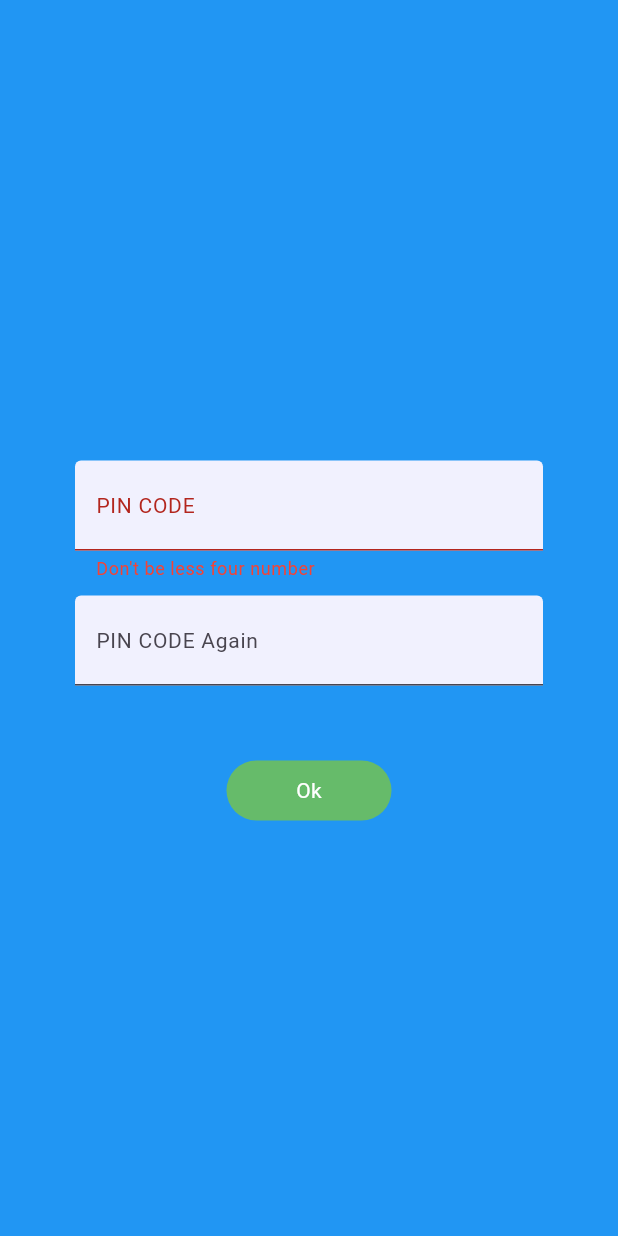
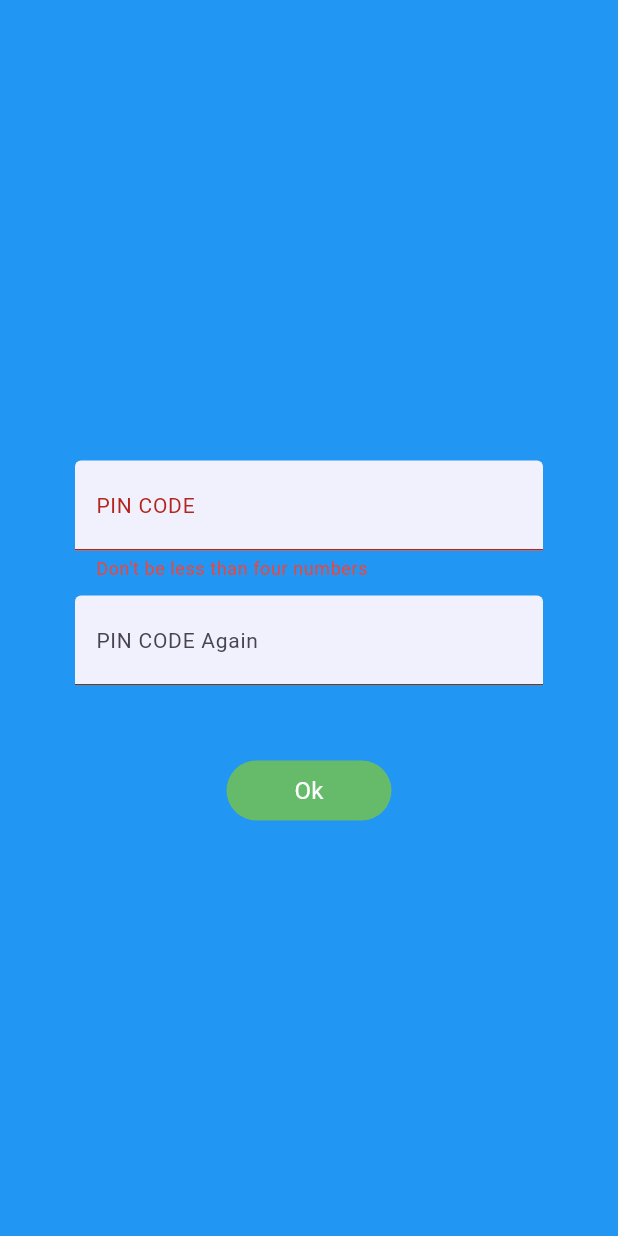
Before and after one commit to Tursunali008/amaliyot-main, a Flutter app: the screen it shows after launch, after a tap on "Ok", on a phone screen of 412 x 824 dp. Run offline on Flutter 3.47's test engine with Material 3 defaults, Android fonts, the phone set to English and light mode, and no system bars; drawn by our look-alikes of zoom_tap_animation; our stand-ins replace flutter_colorpicker, shared_preferences.

Commit message:
uptimallasgan varianti

```diff
--- a/lib/main.dart
+++ b/lib/main.dart
@@ -1,4 +1,5 @@
 import 'package:amaliyot/utils/app_constant.dart';
+import 'package:amaliyot/utils/preferences.dart';
 import 'package:amaliyot/view/screens/pin_code_page.dart';
 import 'package:flutter/material.dart';
 
@@ -14,34 +15,51 @@ class MyApp extends StatefulWidget {
 }
 
 class _MyAppState extends State<MyApp> {
-  void toggleThemeMode(bool value) {
+  @override
+  void initState() {
+    super.initState();
+    _initializePreferences();
+  }
+
+  Future<void> _initializePreferences() async {
+    WidgetsFlutterBinding.ensureInitialized();
+    AppConstants.themeMode =
+        await Preferences.getTheme() ? ThemeMode.dark : ThemeMode.light;
+    AppConstants.appBarColor = await Preferences.getAppBarColor();
+    AppConstants.fontSize = await Preferences.getFontSize();
+    AppConstants.textColor = await Preferences.getTextColor();
+    AppConstants.images = await Preferences.getImages();
+    setState(() {});
+  }
+
+  void toggleThemeMode(bool value) async {
+    await Preferences.setTheme(value);
     AppConstants.themeMode = value ? ThemeMode.dark : ThemeMode.light;
     setState(() {});
   }
 
-  void backgroundImage(String imageUrl) {
-    setState(
-      () {
-        if (imageUrl.trim().isNotEmpty) {
-          AppConstants.images = imageUrl;
-          setState(() {});
-        }
-      },
-    );
+  void backgroundImage(String imageUrl) async {
+    if (imageUrl.trim().isNotEmpty) {
+      await Preferences.setImages(imageUrl);
+      AppConstants.images = imageUrl;
+      setState(() {});
+    }
   }
 
-  void appBarColor(Color appBarStayle) {
-    AppConstants.appBarColor = appBarStayle;
+  void appBarColor(Color appBarStyle) async {
+    await Preferences.setAppBarColor(appBarStyle);
+    AppConstants.appBarColor = appBarStyle;
     setState(() {});
   }
 
-  void fontSize(double textFontSize) {
-    print(textFontSize);
+  void fontSize(double textFontSize) async {
+    await Preferences.setFontSize(textFontSize);
     AppConstants.fontSize = textFontSize;
     setState(() {});
   }
 
-  void textColor(Color textFontColor) {
+  void textColor(Color textFontColor) async {
+    await Preferences.setTextColor(textFontColor);
     AppConstants.textColor = textFontColor;
     setState(() {});
   }
@@ -51,8 +69,14 @@ class _MyAppState extends State<MyApp> {
     return MaterialApp(
       debugShowCheckedModeBanner: false,
       theme: ThemeData(
-        appBarTheme: const AppBarTheme(
-          backgroundColor: Colors.amber,
+        appBarTheme: AppBarTheme(
+          backgroundColor: AppConstants.appBarColor,
+        ),
+        textTheme: TextTheme(
+          bodyMedium: TextStyle(
+            fontSize: AppConstants.fontSize,
+            color: AppConstants.textColor,
+          ),
         ),
       ),
       darkTheme: ThemeData.dark(),
--- a/lib/utils/app_constant.dart
+++ b/lib/utils/app_constant.dart
@@ -2,9 +2,16 @@ import 'package:flutter/material.dart';
 
 class AppConstants {
   static ThemeMode themeMode = ThemeMode.light;
+  static Color appBarColor = Colors.amber;
+  static double fontSize = 16.0;
+  static Color textColor = Colors.black;
   static String images = "";
-  static Color appBarColor = Colors.amber;
   static String password = "";
-  static double fontSize = 15;
-  static Color textColor = Colors.black;
+
+  static const String themeModeKey = "theme_mode";
+  static const String appBarColorKey = "app_bar_color";
+  static const String fontSizeKey = "font_size";
+  static const String textColorKey = "text_color";
+  static const String imagesKey = "images";
+  static const String passwordKey = "password";
 }
--- /dev/null
+++ b/lib/utils/preferences.dart
@@ -0,0 +1,64 @@
+import 'package:amaliyot/utils/app_constant.dart';
+import 'package:flutter/material.dart';
+import 'package:shared_preferences/shared_preferences.dart';
+
+class Preferences {
+  static Future<void> setTheme(bool isDarkTheme) async {
+    final prefs = await SharedPreferences.getInstance();
+    await prefs.setBool(AppConstants.themeModeKey, isDarkTheme);
+  }
+
+  static Future<bool> getTheme() async {
+    final prefs = await SharedPreferences.getInstance();
+    return prefs.getBool(AppConstants.themeModeKey) ?? false;
+  }
+
+  static Future<void> setAppBarColor(Color color) async {
+    final prefs = await SharedPreferences.getInstance();
+    await prefs.setInt(AppConstants.appBarColorKey, color.value);
+  }
+
+  static Future<Color> getAppBarColor() async {
+    final prefs = await SharedPreferences.getInstance();
+    return Color(prefs.getInt(AppConstants.appBarColorKey) ?? Colors.amber.value);
+  }
+
+  static Future<void> setFontSize(double fontSize) async {
+    final prefs = await SharedPreferences.getInstance();
+    await prefs.setDouble(AppConstants.fontSizeKey, fontSize);
+  }
+
+  static Future<double> getFontSize() async {
+    final prefs = await SharedPreferences.getInstance();
+    return prefs.getDouble(AppConstants.fontSizeKey) ?? 16.0;
+  }
+
+  static Future<void> setTextColor(Color color) async {
+    final prefs = await SharedPreferences.getInstance();
+    await prefs.setInt(AppConstants.textColorKey, color.value);
+  }
+
+  static Future<Color> getTextColor() async {
+    final prefs = await SharedPreferences.getInstance();
+    return Color(prefs.getInt(AppConstants.textColorKey) ?? Colors.black.value);
+  }
+
+  static Future<void> setImages(String imageUrl) async {
+    final prefs = await SharedPreferences.getInstance();
+    await prefs.setString(AppConstants.imagesKey, imageUrl);
+  }
+
+  static Future<String> getImages() async {
+    final prefs = await SharedPreferences.getInstance();
+    return prefs.getString(AppConstants.imagesKey) ?? "";
+  }
+  static Future<void> setPassword(String password) async {
+    final prefs = await SharedPreferences.getInstance();
+    await prefs.setString(AppConstants.passwordKey, password);
+  }
+
+  static Future<String> getPassword() async {
+    final prefs = await SharedPreferences.getInstance();
+    return prefs.getString(AppConstants.passwordKey) ?? "";
+  }
+}
--- a/lib/view/screens/pin_code_page.dart
+++ b/lib/view/screens/pin_code_page.dart
@@ -1,4 +1,5 @@
 import 'package:amaliyot/utils/app_constant.dart';
+import 'package:amaliyot/utils/preferences.dart';
 import 'package:amaliyot/view/screens/home_screen.dart';
 import 'package:flutter/material.dart';
 import 'package:zoom_tap_animation/zoom_tap_animation.dart';
@@ -27,6 +28,7 @@ class _PinCodeScreenState extends State<PinCodeScreen> {
 
   String errorMessagePinCode1 = "";
   String errorMessagePinCode2 = "";
+
   @override
   Widget build(BuildContext context) {
     return Scaffold(
@@ -74,12 +76,12 @@ class _PinCodeScreenState extends State<PinCodeScreen> {
             ),
             const SizedBox(height: 50),
             ZoomTapAnimation(
-              onTap: () {
+              onTap: () async {
                 if (textPinCodeController1.text.length < 4) {
-                  errorMessagePinCode1 = "Don't be less four number";
+                  errorMessagePinCode1 = "Don't be less than four numbers";
                 } else if (textPinCodeController1.text !=
                     textPinCodeController2.text) {
-                  errorMessagePinCode2 = "Pin Code will be same";
+                  errorMessagePinCode2 = "Pin Codes must be the same";
                 } else {
                   errorMessagePinCode2 = "";
                   errorMessagePinCode1 = "";
@@ -88,6 +90,7 @@ class _PinCodeScreenState extends State<PinCodeScreen> {
                 if (errorMessagePinCode1.isEmpty &&
                     errorMessagePinCode2.isEmpty) {
                   AppConstants.password = textPinCodeController1.text;
+                  await Preferences.setPassword(AppConstants.password);
                   Navigator.pushReplacement(context, MaterialPageRoute(
                     builder: (context) {
                       return HomeScreen(
--- a/pubspec.yaml
+++ b/pubspec.yaml
@@ -38,9 +38,6 @@ dependencies:
   zoom_tap_animation: ^1.1.0
   flutter_colorpicker: ^1.1.0
   shared_preferences: ^2.2.3
-
-  flutter_localizations:
-    sdk: flutter
 
 dev_dependencies:
   flutter_test:
```
Also changed, not shown: lib/view/widgets/custom_drower.dart (+29 -4 lines), pubspec.lock.
